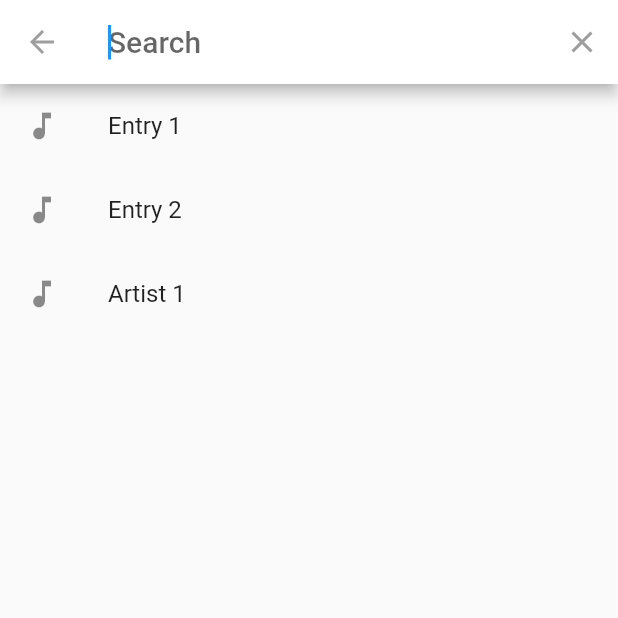
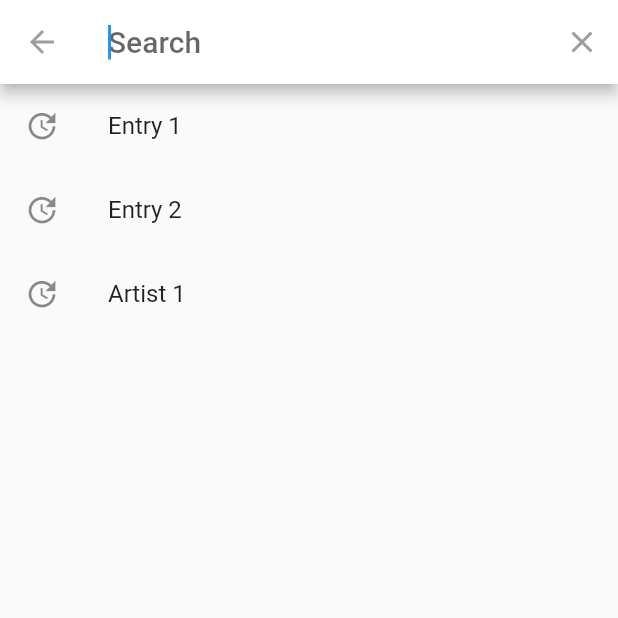
Before and after one commit to ArmaanPahwa/Spotify_Artist, a Flutter app: the screen it shows after launch, after a tap on the "search" icon, on a phone screen of 412 x 824 dp, the top half of it. Run offline on Flutter 3.47's test engine with Material 2 defaults, Android fonts, the light colour scheme and no system bars.

Commit message:
Search menu UI update

```diff
--- a/lib/home page.dart
+++ b/lib/home page.dart
@@ -83,8 +83,9 @@ class DataSearch extends SearchDelegate<String> {
 
     return ListView.builder(
       itemBuilder: (context, index) => ListTile(
-        leading: Icon(Icons.music_note),
+        leading: Icon(Icons.person_search),
         title: Text(dataResults.elementAt(index)),
+        onTap: () {},
       ),
       itemCount: dataResults.length,
     );
@@ -92,12 +93,13 @@ class DataSearch extends SearchDelegate<String> {
 
   @override
   Widget buildSuggestions(BuildContext context) {
-    final suggestionList = query.isEmpty ? suggestedEntries : entries;
+    final suggestionList = suggestedEntries;
 
     return ListView.builder(
       itemBuilder: (context, index) => ListTile(
-        leading: Icon(Icons.music_note),
+        leading: Icon(Icons.update),
         title: Text(suggestionList[index]),
+        onTap: () {},
       ),
       itemCount: suggestionList.length,
     );
```
